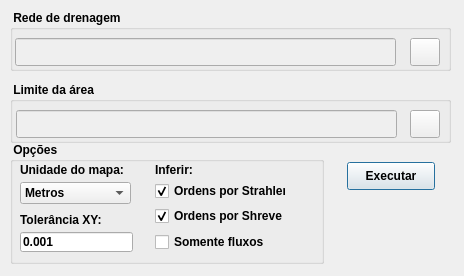
Qt form hydroflow_dialog_base.ui (hruzeda/hydroflow_python_plugin) before a commit.
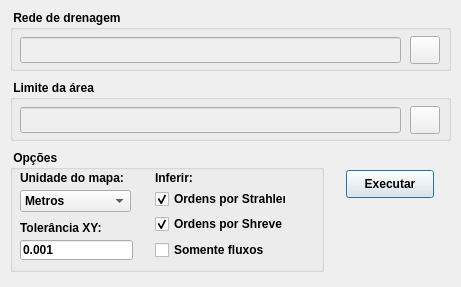
The same form after that commit. Icons and pictures are not drawn.

What changed in the file:
```diff
--- a/hydroflow_dialog_base.ui
+++ b/hydroflow_dialog_base.ui
@@ -6,8 +6,8 @@
    <rect>
     <x>0</x>
     <y>0</y>
-    <width>464</width>
-    <height>276</height>
+    <width>461</width>
+    <height>287</height>
    </rect>
   </property>
   <property name="windowTitle">
@@ -20,8 +20,8 @@
   <widget class="QPushButton" name="pushButton_Exec">
    <property name="geometry">
     <rect>
-     <x>347</x>
-     <y>162</y>
+     <x>346</x>
+     <y>170</y>
      <width>88</width>
      <height>28</height>
     </rect>
@@ -39,7 +39,7 @@
    <property name="geometry">
     <rect>
      <x>10</x>
-     <y>82</y>
+     <y>80</y>
      <width>441</width>
      <height>61</height>
     </rect>
@@ -58,10 +58,10 @@
     </property>
     <property name="geometry">
      <rect>
-      <x>6</x>
-      <y>28</y>
+      <x>10</x>
+      <y>27</y>
       <width>381</width>
-      <height>28</height>
+      <height>26</height>
      </rect>
     </property>
    </widget>
@@ -69,7 +69,7 @@
     <property name="geometry">
      <rect>
       <x>400</x>
-      <y>28</y>
+      <y>26</y>
       <width>30</width>
       <height>28</height>
      </rect>
@@ -87,7 +87,7 @@
    <property name="geometry">
     <rect>
      <x>10</x>
-     <y>142</y>
+     <y>150</y>
      <width>314</width>
      <height>122</height>
     </rect>
@@ -259,10 +259,10 @@
     </property>
     <property name="geometry">
      <rect>
-      <x>5</x>
-      <y>28</y>
+      <x>10</x>
+      <y>27</y>
       <width>381</width>
-      <height>28</height>
+      <height>26</height>
      </rect>
     </property>
    </widget>
@@ -270,7 +270,7 @@
     <property name="geometry">
      <rect>
       <x>400</x>
-      <y>28</y>
+      <y>26</y>
       <width>30</width>
       <height>28</height>
      </rect>
```
Left out of the diff: 6 changed lines with no effect on the pictures.
